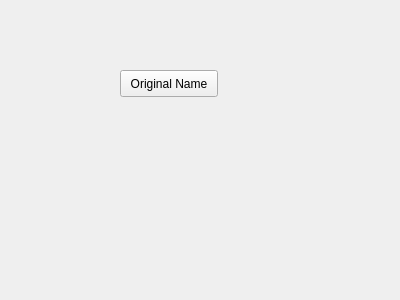
Above: src/gui/resource/MyPlugin.ui from joposada7/lean_ws before the change. Below: the same form after it.
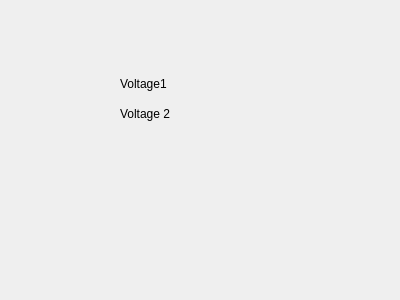
That is the form after the change.

Patch:
```diff
--- a/src/gui/resource/MyPlugin.ui
+++ b/src/gui/resource/MyPlugin.ui
@@ -13,7 +13,7 @@
   <property name="windowTitle">
    <string>Form</string>
   </property>
-  <widget class="QPushButton" name="Test">
+  <widget class="QLabel" name="Test">
    <property name="geometry">
     <rect>
      <x>120</x>
@@ -23,7 +23,20 @@
     </rect>
    </property>
    <property name="text">
-    <string>Original Name</string>
+    <string>Voltage1</string>
+   </property>
+  </widget>
+  <widget class="QLabel" name="Test1">
+   <property name="geometry">
+    <rect>
+     <x>120</x>
+     <y>100</y>
+     <width>98</width>
+     <height>27</height>
+    </rect>
+   </property>
+   <property name="text">
+    <string>Voltage 2</string>
    </property>
   </widget>
  </widget>
```
Left out of the diff: 2 changed lines with no effect on the pictures.
